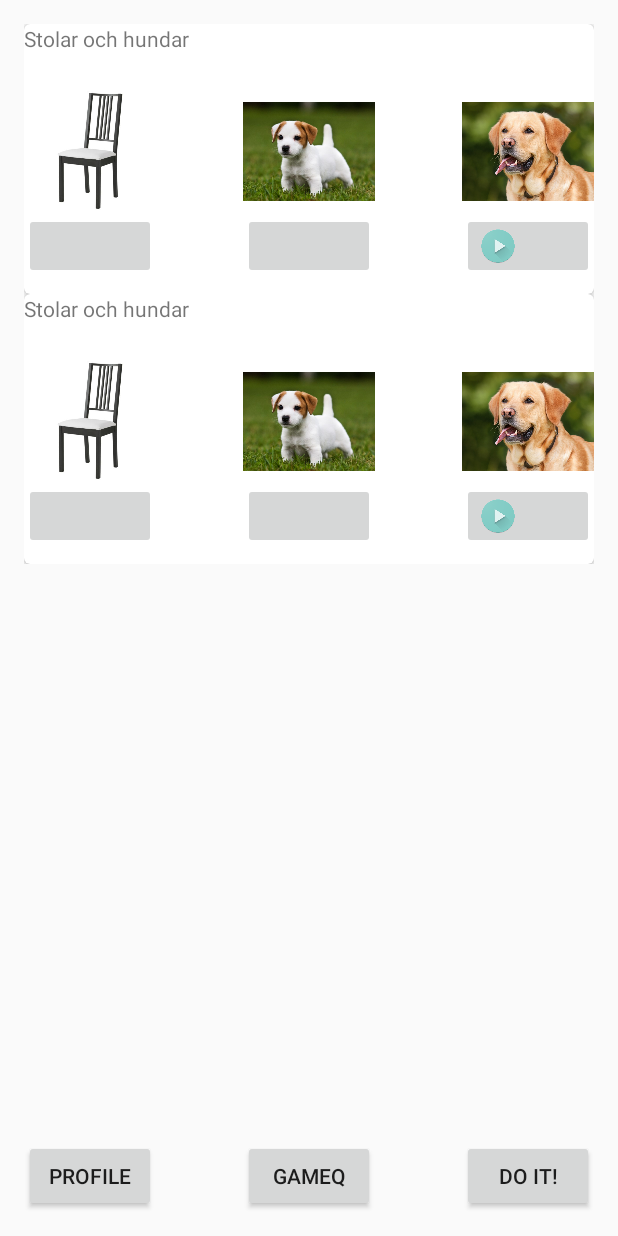
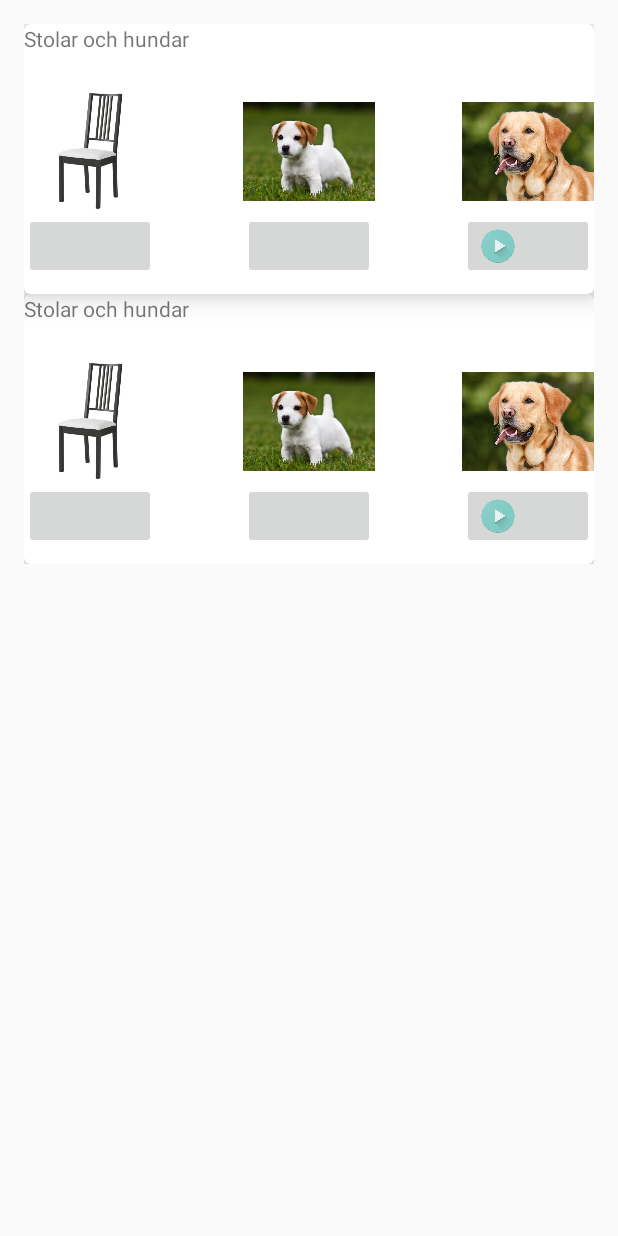
Before and after one commit to meemsbror/DAT255, an Android app: the layout activity_feed.xml on its own in the app's theme, with its tools: preview values and no code run, on a phone screen of 412 x 824 dp. Run offline under Robolectric (Android 15) with nearby library versions, the phone set to English and light mode, and no system bars.

Commit message:
Feedscreen now looks more apropriate

```diff
--- a/KasslR/app/src/main/res/layout/activity_feed.xml
+++ b/KasslR/app/src/main/res/layout/activity_feed.xml
@@ -15,7 +15,6 @@
         android:layout_width="wrap_content"
         android:layout_height="wrap_content"
         android:id="@+id/scrollView2"
-        android:layout_above="@+id/cameraButton"
         android:layout_alignParentRight="true"
         android:layout_alignParentEnd="true"
         android:layout_alignParentTop="true"
@@ -33,6 +32,7 @@
                 android:layout_gravity="center"
                 android:layout_width="fill_parent"
                 android:layout_height="wrap_content"
+                card_view:cardElevation="10dp"
                 card_view:cardCornerRadius="4dp">
 
 
@@ -155,34 +155,6 @@
                 </FrameLayout>
             </android.support.v7.widget.CardView>
     </LinearLayout>
-   </ScrollView>
-    <Button
-        android:layout_width="wrap_content"
-        android:layout_height="wrap_content"
-        android:text="Do it!"
-        android:onClick="startCamera"
-        android:layout_alignParentBottom="true"
-        android:layout_alignParentRight="true"
-        android:layout_alignParentEnd="true"
-        android:id="@+id/cameraButton" />
-
-    <Button
-        android:text="profile"
-        android:layout_width="wrap_content"
-        android:layout_height="wrap_content"
-        android:id="@+id/profileButton"
-        android:layout_alignParentBottom="true"
-        android:layout_alignParentLeft="true"
-        android:layout_alignParentStart="true"
-        android:onClick="showProfile" />
-
-    <Button
-        android:layout_width="wrap_content"
-        android:layout_height="wrap_content"
-        android:text="GameQ"
-        android:id="@+id/button"
-        android:onClick="changeToGame"
-        android:layout_below="@+id/scrollView2"
-        android:layout_centerHorizontal="true" />
+    </ScrollView>
 
 </RelativeLayout>
```
Also changed, not shown: KasslR/app/src/main/res/layout/fragment_feed.xml (+12 -3 lines).
